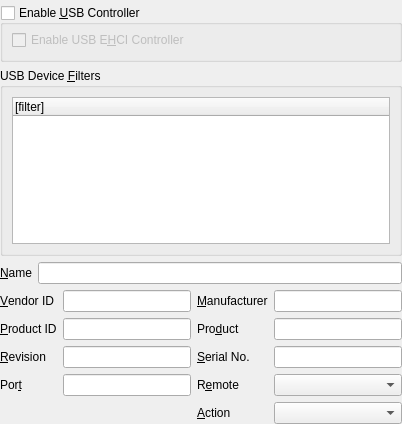
The window that vbox/src/VBox/Frontends/VirtualBox4/ui/VBoxVMSettingsUSB.ui (jljuxgm/vboxgit) describes before a commit, drawn with Qt 5.
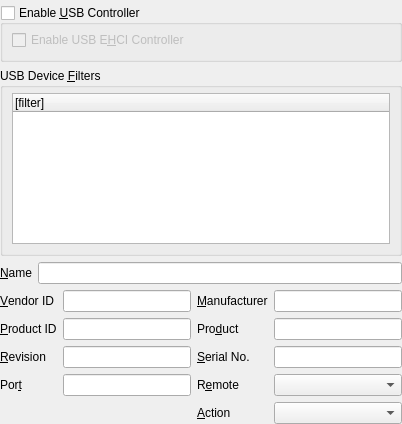
The same window after the commit.

The edit to the form file:
```diff
--- a/vbox/src/VBox/Frontends/VirtualBox4/ui/VBoxVMSettingsUSB.ui
+++ b/vbox/src/VBox/Frontends/VirtualBox4/ui/VBoxVMSettingsUSB.ui
@@ -59,6 +59,9 @@
       <string>USB Device &amp;Filters</string>
      </property>
      <layout class="QHBoxLayout" >
+      <property name="topMargin" >
+       <number>5</number>
+      </property>
       <item>
        <widget class="QTreeWidget" name="mTwFilters" >
         <property name="contextMenuPolicy" >
```
